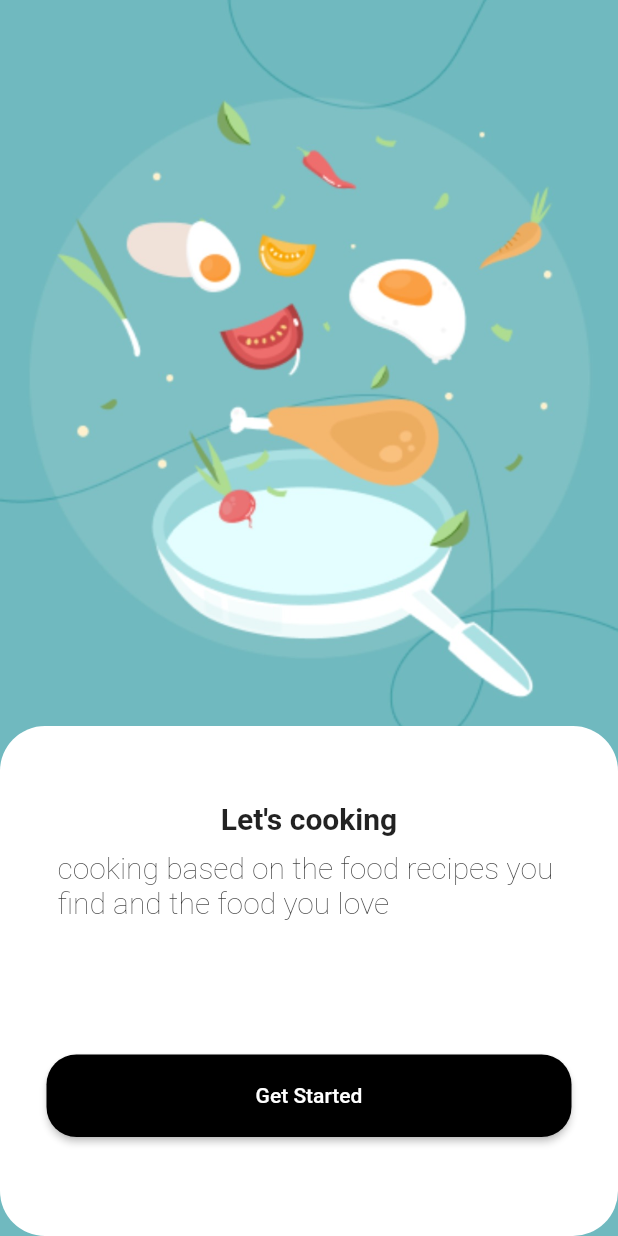
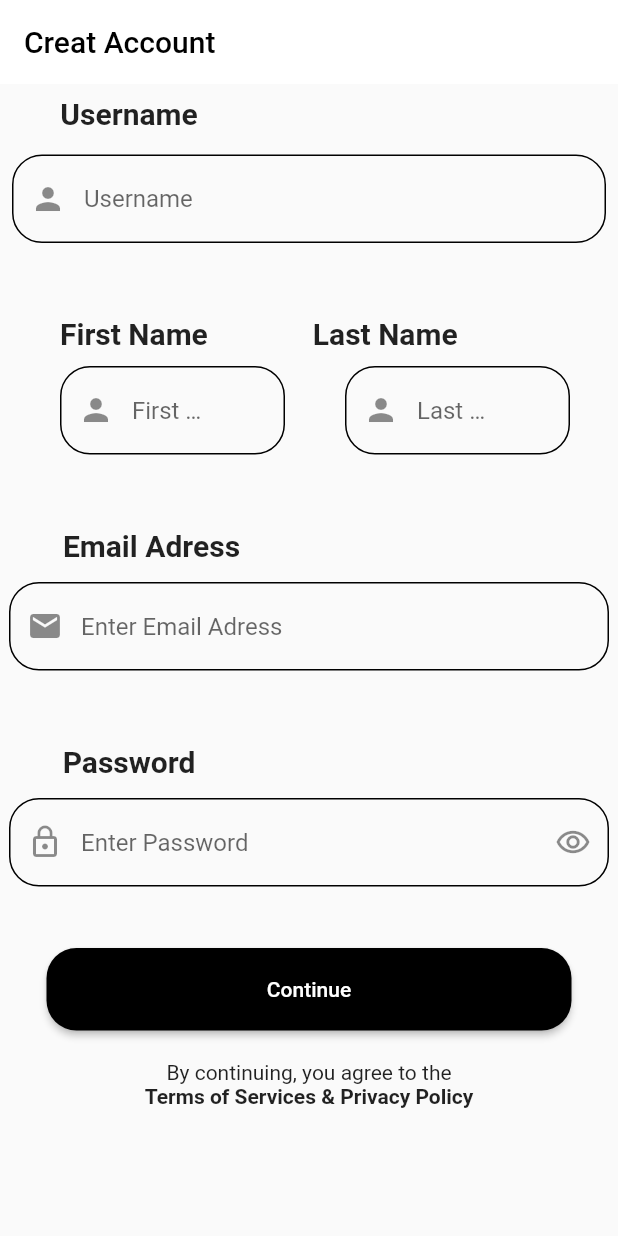
Before and after one commit to Flutter-GG/HW-1, a Flutter app: the screen it shows after launch, on a phone screen of 412 x 824 dp. Run offline on Flutter 3.47's test engine with Material 2 defaults, Android fonts, the phone set to English and light mode, and no system bars.

Commit message:
finish creat account view

```diff
--- /dev/null
+++ b/flutter_application_1/lib/View/View/creatAccount.dart
@@ -0,0 +1,114 @@
+import 'package:flutter/material.dart';
+import 'package:flutter_application_1/View/View/search.dart';
+import 'package:flutter_application_1/View/compunent/buttonClose.dart';
+import 'package:flutter_application_1/View/compunent/textButtonTittle.dart';
+import 'package:flutter_application_1/View/compunent/textfield.dart';
+import 'package:flutter_application_1/View/compunent/textfieldsmall.dart';
+
+class creatAccount extends StatelessWidget {
+  const creatAccount({super.key});
+
+  @override
+  Widget build(BuildContext context) {
+    return Scaffold(
+      appBar: AppBar(
+        backgroundColor: Colors.white,
+        elevation: 0,
+        title: const Text(
+          "Creat Account",
+          style: TextStyle(color: Colors.black),
+        ),
+      ),
+      body: const Column(
+        mainAxisAlignment: MainAxisAlignment.start,
+        children: [
+          Padding(
+            padding: EdgeInsets.all(8.0),
+            child: textButtonTittle(title: "Username", padding: 240),
+          ),
+          Padding(
+            padding: EdgeInsets.all(8.0),
+            child: textfield(
+                tittle: "Username",
+                width: 1,
+                TextLogo: Icons.person,
+                TextFieldwidth: 100,
+                TextFieldheight: 400),
+          ),
+          Padding(
+            padding: EdgeInsets.symmetric(horizontal: 40),
+            child: Row(
+              children: [
+                textButtonTittle(title: "First Name", padding: 20),
+                SizedBox(
+                  width: 50,
+                ),
+                textButtonTittle(title: "Last Name", padding: 30),
+              ],
+            ),
+          ),
+          SizedBox(
+            height: 10,
+          ),
+          Padding(
+            padding: EdgeInsets.symmetric(horizontal: 40),
+            child: Row(
+              children: [
+                textfieldsmall(
+                  tittle: "First Name",
+                ),
+                SizedBox(
+                  width: 40,
+                ),
+                textfieldsmall(
+                  tittle: "Last Name",
+                ),
+              ],
+            ),
+          ),
+          Padding(
+            padding: EdgeInsets.all(8.0),
+            child: textButtonTittle(title: "Email Adress", padding: 210),
+          ),
+          SizedBox(
+            height: 5,
+          ),
+          textfield(
+              tittle: "Enter Email Adress ",
+              width: 1,
+              TextLogo: Icons.mail,
+              TextFieldwidth: 100,
+              TextFieldheight: 400),
+          Padding(
+            padding: EdgeInsets.all(8.0),
+            child: textButtonTittle(title: "Password", padding: 240),
+          ),
+          SizedBox(
+            height: 5,
+          ),
+          textfield(
+            tittle: "Enter Password",
+            width: 1,
+            TextLogo: Icons.lock_outline,
+            TextFieldwidth: 100,
+            TextFieldheight: 400,
+            LeftTextLogo: Icons.remove_red_eye_outlined,
+          ),
+          NavigationButton(
+            title: "Continue",
+            TextcolorButton: Colors.white,
+            colorButton: Colors.black,
+          ),
+          SizedBox(
+            height: 20,
+          ),
+          Text("By continuing, you agree to the"),
+          Text(
+            "Terms of Services & Privacy Policy",
+            style: TextStyle(fontWeight: FontWeight.bold),
+          )
+        ],
+      ),
+    );
+  }
+}
--- a/flutter_application_1/lib/View/View/login.dart
+++ b/flutter_application_1/lib/View/View/login.dart
@@ -17,14 +17,14 @@ class login extends StatelessWidget {
           style: TextStyle(color: Colors.black),
         ),
       ),
-      body: Column(
+      body: const Column(
         mainAxisAlignment: MainAxisAlignment.start,
         children: [
           Padding(
-              padding: const EdgeInsets.all(8.0),
+              padding: EdgeInsets.all(8.0),
               child: textButtonTittle(title: "Email Address", padding: 210)),
           Padding(
-            padding: const EdgeInsets.all(8.0),
+            padding: EdgeInsets.all(8.0),
             child: textfield(
               tittle: "Enter Email Address",
               width: 1,
--- a/flutter_application_1/lib/View/View/main.dart
+++ b/flutter_application_1/lib/View/View/main.dart
@@ -1,5 +1,6 @@
 import 'package:flutter/material.dart';
 import 'package:flutter_application_1/View/View/buttonSheet.dart';
+import 'package:flutter_application_1/View/View/creatAccount.dart';
 import 'package:flutter_application_1/View/View/login.dart';
 import 'package:flutter_application_1/View/View/onboarding.dart';
 import 'package:flutter_application_1/View/View/search.dart';
@@ -15,7 +16,7 @@ class MainApp extends StatelessWidget {
   Widget build(BuildContext context) {
     return const MaterialApp(
       debugShowCheckedModeBanner: false,
-      home: onboarding(),
+      home: creatAccount(),
     );
   }
 }
--- a/flutter_application_1/lib/View/View/onboarding.dart
+++ b/flutter_application_1/lib/View/View/onboarding.dart
@@ -28,7 +28,7 @@ class onboarding extends StatelessWidget {
                 borderRadius: BorderRadius.circular(30),
                 color: Colors.white,
               ),
-              child: Column(
+              child: const Column(
                 children: [
                   SizedBox(
                     height: 50,
--- a/flutter_application_1/lib/View/compunent/buttonContainer.dart
+++ b/flutter_application_1/lib/View/compunent/buttonContainer.dart
@@ -17,7 +17,7 @@ class buttonContainer extends StatelessWidget {
     return Container(
       width: width,
       height: height,
-      child: Icon(
+      child:  Icon(
         Icons.abc,
         color: Colors.white,
       ),
--- a/flutter_application_1/lib/View/compunent/buttonsRow.dart
+++ b/flutter_application_1/lib/View/compunent/buttonsRow.dart
@@ -9,7 +9,7 @@ class buttonsRow extends StatelessWidget {
 
   @override
   Widget build(BuildContext context) {
-    return Row(
+    return const Row(
       children: [
         Padding(
           padding: EdgeInsets.all(8.0),
--- a/flutter_application_1/lib/View/compunent/textfield.dart
+++ b/flutter_application_1/lib/View/compunent/textfield.dart
@@ -7,13 +7,14 @@ class textfield extends StatelessWidget {
     required this.width,
     required this.TextLogo,
     required this.TextFieldwidth,
-    required this.TextFieldheight,
+    required this.TextFieldheight, this.LeftTextLogo,
   });
   final String tittle;
   final double width;
   final IconData TextLogo;
   final double TextFieldwidth;
   final double TextFieldheight;
+  final IconData? LeftTextLogo;
   @override
   Widget build(BuildContext context) {
     return SizedBox(
@@ -23,6 +24,7 @@ class textfield extends StatelessWidget {
         decoration: InputDecoration(
           hintText: tittle,
           prefixIcon: Icon(TextLogo),
+          suffixIcon: Icon(LeftTextLogo),
           enabledBorder: OutlineInputBorder(
             borderSide: BorderSide(width: width, color: Colors.black),
             borderRadius: BorderRadius.circular(20.0),
--- /dev/null
+++ b/flutter_application_1/lib/View/compunent/textfieldsmall.dart
@@ -0,0 +1,19 @@
+import 'package:flutter/material.dart';
+import 'package:flutter_application_1/View/compunent/textfield.dart';
+
+class textfieldsmall extends StatelessWidget {
+  const textfieldsmall({
+    super.key,
+    required this.tittle,
+  });
+  final String tittle;
+  @override
+  Widget build(BuildContext context) {
+    return textfield(
+        tittle: tittle,
+        width: 1,
+        TextLogo: Icons.person,
+        TextFieldwidth: 100,
+        TextFieldheight: 150);
+  }
+}
```
Also changed, not shown: flutter_application_1/lib/View/View/search.dart (+13 -13 lines), flutter_application_1/lib/View/compunent/foodChoice.dart (+5 -5 lines).
